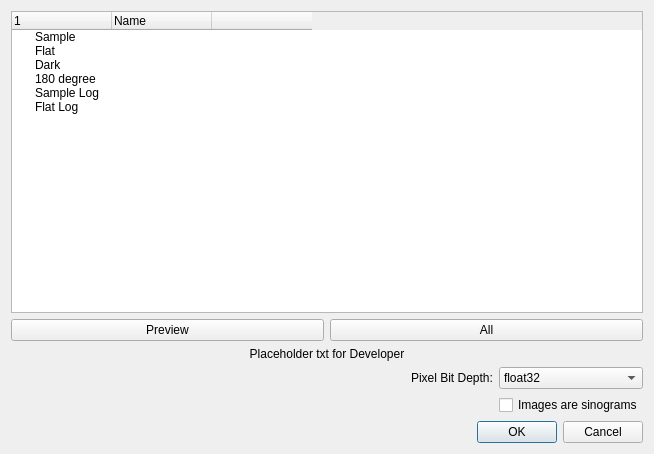
This is mantidimaging/gui/ui/load_dialog.ui in mantidproject/mantidimaging as Qt 5 draws it before an edit. The edited form follows.
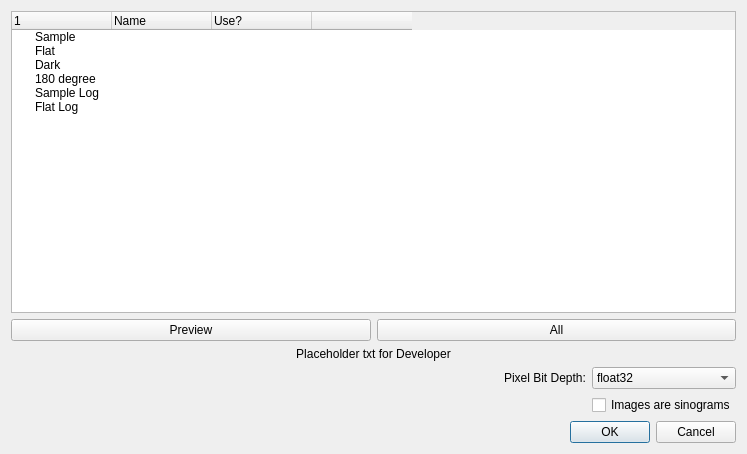
This is the edited form.

Commit message: Adds Use column

```diff
--- a/mantidimaging/gui/ui/load_dialog.ui
+++ b/mantidimaging/gui/ui/load_dialog.ui
@@ -6,7 +6,7 @@
    <rect>
     <x>0</x>
     <y>0</y>
-    <width>654</width>
+    <width>747</width>
     <height>454</height>
    </rect>
   </property>
@@ -38,6 +38,11 @@
        <string>Name</string>
       </property>
      </column>
+     <column>
+      <property name="text">
+       <string>Use?</string>
+      </property>
+     </column>
      <column>
       <property name="text">
        <string> </string>
```
Left out of the diff: 18 changed lines with no effect on the pictures. The commit also changes 3 other files.
